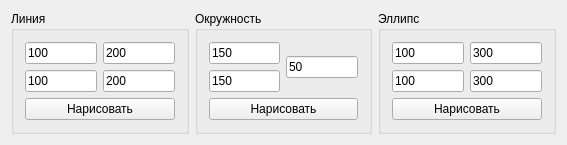
Above: MainApplication/L1/lab1.ui from AiK312/Computer-Graphics before the change. Below: the same form after it.
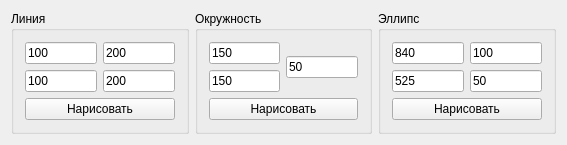
That is the form after the change.

Diff of the .ui file:
```diff
--- a/MainApplication/L1/lab1.ui
+++ b/MainApplication/L1/lab1.ui
@@ -116,14 +116,14 @@
           <item row="0" column="1">
            <widget class="QLineEdit" name="lineRX">
             <property name="text">
-             <string>300</string>
+             <string>100</string>
             </property>
            </widget>
           </item>
           <item row="1" column="0">
            <widget class="QLineEdit" name="lineYC">
             <property name="text">
-             <string>100</string>
+             <string>525</string>
             </property>
            </widget>
           </item>
@@ -137,14 +137,14 @@
           <item row="1" column="1">
            <widget class="QLineEdit" name="lineRY">
             <property name="text">
-             <string>300</string>
+             <string>50</string>
             </property>
            </widget>
           </item>
           <item row="0" column="0">
            <widget class="QLineEdit" name="lineXC">
             <property name="text">
-             <string>100</string>
+             <string>840</string>
             </property>
            </widget>
           </item>
```
